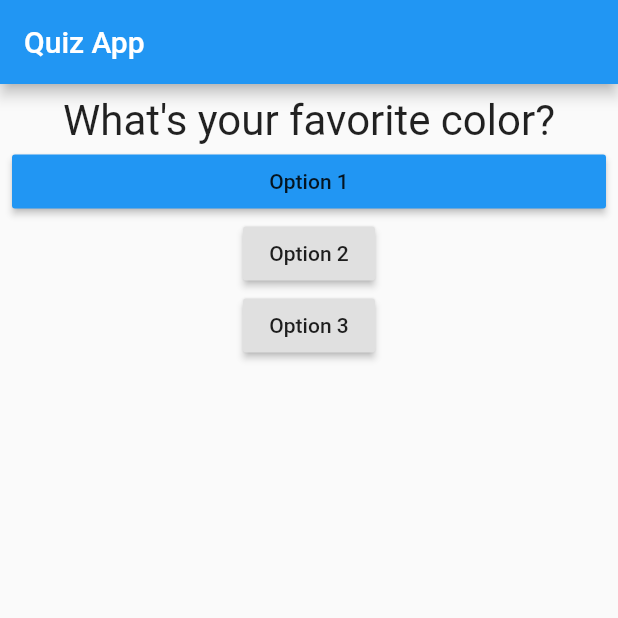
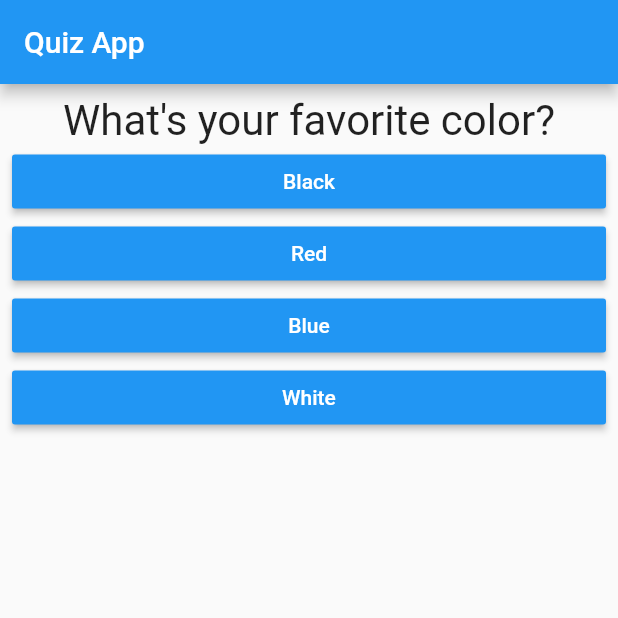
Before and after one commit to handsomemofokeng/quizz_app, a Flutter app: the screen it shows after launch, on a phone screen of 412 x 824 dp, the top half of it. Run offline on Flutter 3.47's test engine with Material 2 defaults, Android fonts, the phone set to English and light mode, and no system bars.

Commit message:
Mapped questions to options

```diff
--- a/lib/answer.dart
+++ b/lib/answer.dart
@@ -1,14 +1,21 @@
 import 'package:flutter/material.dart';
 
 class Answer extends StatelessWidget {
+  final Function selectHandler;
+
+  final String option;
+
+  Answer(this.selectHandler, this.option);
+
   @override
   Widget build(BuildContext context) {
     return Container(
       width: double.infinity,
       child: RaisedButton(
         color: Colors.blue,
-        child: Text("Option 1"),
-        onPressed: () {},
+        textColor: Colors.white,
+        child: Text(option),
+        onPressed: selectHandler,
       ),
     );
   }
--- a/lib/main.dart
+++ b/lib/main.dart
@@ -21,12 +21,21 @@ class _MyAppState extends State<MyApp> {
 
   Widget build(BuildContext context) {
     var questions = [
-      "What\'s your favorite color?",
-      "What\'s your favorite animal?",
-      "What\'s your favorite car?",
+      {
+        "question": "What\'s your favorite color?",
+        "options": ["Black", "Red", "Blue", "White"]
+      },
+      {
+        "question": "What\'s your favorite animal?",
+        "options": ["Rabbit", "Elephant", "Snake", "Lion"]
+      },
+      {
+        "question": "What\'s your favorite car?",
+        "options": ["Alfa Romeo", "Audi", "BMW", "Mercedes"]
+      }
     ];
 
-    void _answerQuestion(int num) {
+    void _answerQuestion() {
       setState(() {
         if (_questionIndex < (questions.length - 1)) {
           _questionIndex++;
@@ -34,7 +43,6 @@ class _MyAppState extends State<MyApp> {
           _questionIndex = 0;
         }
       });
-      print("Option $num selected");
     }
 
     return MaterialApp(
@@ -48,21 +56,12 @@ class _MyAppState extends State<MyApp> {
             child: Column(
               children: <Widget>[
                 Question(
-                  questions[_questionIndex],
+                  questions[_questionIndex]["question"],
                 ),
-                Answer(),
-                RaisedButton(
-                  child: Text("Option 2"),
-                  onPressed: () {
-                    _answerQuestion(2);
-                  },
-                ),
-                RaisedButton(
-                  child: Text("Option 3"),
-                  onPressed: () {
-                    _answerQuestion(3);
-                  },
-                ),
+                ...(questions[_questionIndex]["options"] as List<String>)
+                    .map((option) {
+                  return Answer(_answerQuestion, option);
+                }).toList()
               ],
             ),
           ),
```
